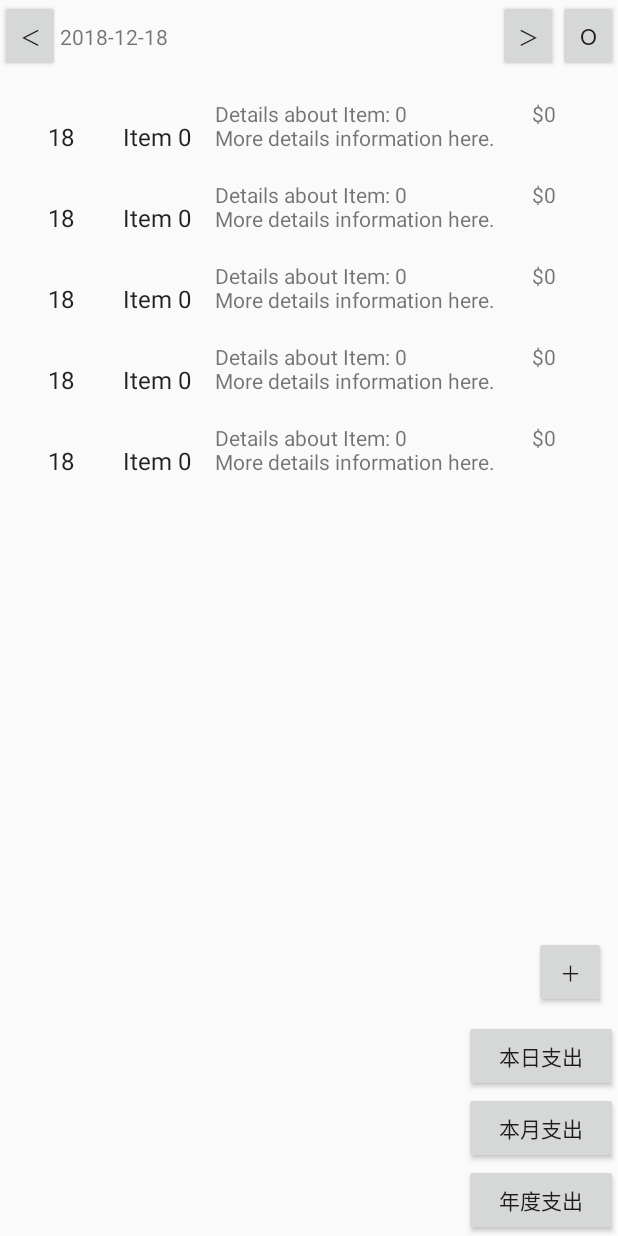
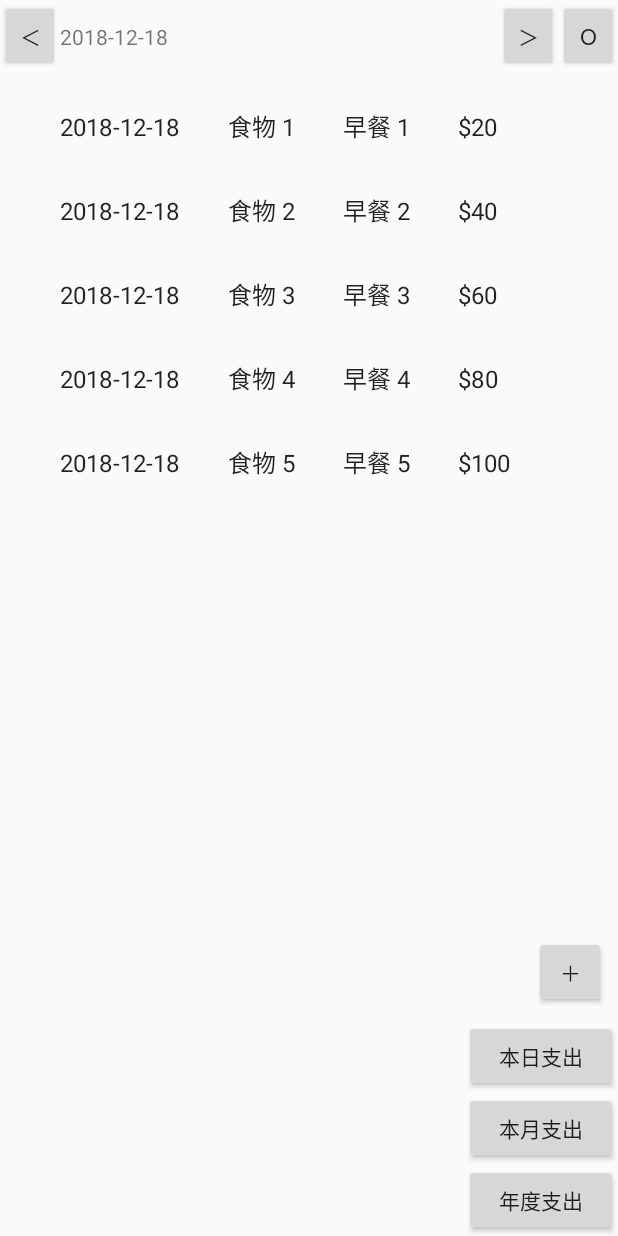
Before and after one commit to C-HaoWu/AccountingBook, an Android app: the screen it shows after launch (MainActivity), on a phone screen of 412 x 824 dp. Run offline under Robolectric (Android 15) with nearby library versions, the phone set to English and light mode, and no system bars.

Commit message:
20181218

```diff
--- a/AccountingBook/app/src/main/AndroidManifest.xml
+++ b/AccountingBook/app/src/main/AndroidManifest.xml
@@ -16,6 +16,7 @@
                 <category android:name="android.intent.category.LAUNCHER" />
             </intent-filter>
         </activity>
+        <activity android:name=".CreatingActivity"></activity>
     </application>
 
 </manifest>
--- a/AccountingBook/app/src/main/java/com/example/hoa/accountingbook/ItemFragment.java
+++ b/AccountingBook/app/src/main/java/com/example/hoa/accountingbook/ItemFragment.java
@@ -30,14 +30,12 @@ public class ItemFragment extends Fragment {
     // TODO: Customize parameters
     private int mColumnCount = 1;
     private OnListFragmentInteractionListener mListener;
-    //public DummyContent mContent;
-
-    //public MyItemRecyclerViewAdapter mAdapter = new MyItemRecyclerViewAdapter(mContent.ITEMS, mListener);
 
     /**
      * Mandatory empty constructor for the fragment manager to instantiate the
      * fragment (e.g. upon screen orientation changes).
      */
+
     public ItemFragment() {
     }
 
@@ -50,6 +48,7 @@ public class ItemFragment extends Fragment {
         fragment.setArguments(args);
         return fragment;
     }
+
 
     @Override
     public void onCreate(Bundle savedInstanceState) {
@@ -75,13 +74,10 @@ public class ItemFragment extends Fragment {
             else {
                 recyclerView.setLayoutManager(new GridLayoutManager(context, mColumnCount));
             }
-            //recyclerView.setAdapter(new MyItemRecyclerViewAdapter(DummyContent.ITEMS, mListener));
+            DummyContent mContent = new DummyContent();
+            recyclerView.setAdapter(new MyItemRecyclerViewAdapter(mContent.ITEMS, mListener));
 
-            DummyContent mContent = new DummyContent();
-            mContent.day = MainActivity.calendar.get(Calendar.DAY_OF_MONTH) ;
-            MyItemRecyclerViewAdapter mAdapter = new MyItemRecyclerViewAdapter(mContent.ITEMS, mListener);
-            recyclerView.setAdapter(mAdapter);
-            mAdapter.notifyDataSetChanged();
+
         }
         String dateToday = String.valueOf(MainActivity.calendar.get(Calendar.YEAR))+"-"+String.valueOf(MainActivity.calendar.get(Calendar.MONTH)+1)+"-"+String.valueOf(MainActivity.calendar.get(Calendar.DAY_OF_MONTH));
         Toast.makeText(getActivity(), "Update" +dateToday , Toast.LENGTH_SHORT).show();
@@ -127,14 +123,4 @@ public class ItemFragment extends Fragment {
         void onListFragmentInteraction(DummyContent.DummyItem item);
     }
 
-    public void updateView() {
-//        TextView article = (TextView) getActivity().findViewById(R.id.article);
-//        article.setText(Ipsum.Articles[position]);
-//        mCurrentPosition = position;
-
-        //mContent = new DummyContent();
-        //mContent.day = item;
-        //mAdapter.notifyDataSetChanged();
-
-    }
 }
--- a/AccountingBook/app/src/main/java/com/example/hoa/accountingbook/MainActivity.java
+++ b/AccountingBook/app/src/main/java/com/example/hoa/accountingbook/MainActivity.java
@@ -1,6 +1,7 @@
 package com.example.hoa.accountingbook;
 
 import android.app.DatePickerDialog;
+import android.content.Intent;
 import android.icu.util.Calendar;
 import android.support.v4.app.FragmentTransaction;
 import android.support.v7.app.AppCompatActivity;
@@ -20,7 +21,9 @@ public class MainActivity extends AppCompatActivity implements ItemFragment.OnLi
     private TextView DATE;
     private Button PREVIOUS_DATE;
     private Button NEXT_DATE;
+    private Button ADD;
     public static Calendar calendar = Calendar.getInstance();
+    public static String dateToday;
     public DummyContent.DummyItem test;
 
 
@@ -49,6 +52,14 @@ public class MainActivity extends AppCompatActivity implements ItemFragment.OnLi
                 setCalendar();
             }
         });
+
+        ADD = (Button) findViewById(R.id.add);
+        ADD.setOnClickListener(new View.OnClickListener() {
+            @Override
+            public void onClick(View v) {
+                startActivity(new Intent(MainActivity.this, CreatingActivity.class));
+            }
+        });
     }
 
     public void datePicker(View v){
@@ -66,39 +77,18 @@ public class MainActivity extends AppCompatActivity implements ItemFragment.OnLi
     }
 
     public void setCalendar(){
-        String dateToday = String.valueOf(calendar.get(Calendar.YEAR))+"-"+String.valueOf(calendar.get(Calendar.MONTH)+1)+"-"+String.valueOf(calendar.get(Calendar.DAY_OF_MONTH));
+        dateToday = String.valueOf(calendar.get(Calendar.YEAR))+"-"+String.valueOf(calendar.get(Calendar.MONTH)+1)+"-"+String.valueOf(calendar.get(Calendar.DAY_OF_MONTH));
         DATE.setText(dateToday); //切換日期
         onListFragmentInteraction(test); //切換Fragment
     }
 
-
     @Override
     public void onListFragmentInteraction(DummyContent.DummyItem item) {
-        ItemFragment itemFrag = (ItemFragment) getSupportFragmentManager().findFragmentById(R.id.fragment);
-
-        if (itemFrag != null) {
-            // If article frag is available, we're in two-pane layout...
-            // Call a method in the ArticleFragment to update its content
-            itemFrag.updateView();
-        }
-        else {
-            // Otherwise, we're in the one-pane layout and must swap frags...
-            // Create fragment and give it an argument for the selected article
-            ItemFragment newFragment = new ItemFragment();
-//            Bundle args = new Bundle();
-//            args.putInt(ItemFragment.ARG_COLUMN_COUNT, item.);
-//            newFragment.setArguments(args);
-
-
-            // Replace whatever is in the fragment_container view with this fragment,
-            // and add the transaction to the back stack so the user can navigate back
-            FragmentTransaction transaction = getSupportFragmentManager().beginTransaction();
-            transaction.replace(R.id.fragment_container, newFragment);
-            transaction.addToBackStack(null);
-
-            // Commit the transaction
-            transaction.commit();
-        }
-
+        //TODO: 刷新List
+        ItemFragment newFragment = new ItemFragment();
+        FragmentTransaction transaction = getSupportFragmentManager().beginTransaction();
+        transaction.replace(R.id.fragment_container, newFragment, "LIST");
+        transaction.addToBackStack(null);
+        transaction.commit();
     }
 }
--- a/AccountingBook/app/src/main/java/com/example/hoa/accountingbook/MyItemRecyclerViewAdapter.java
+++ b/AccountingBook/app/src/main/java/com/example/hoa/accountingbook/MyItemRecyclerViewAdapter.java
@@ -29,15 +29,15 @@ public class MyItemRecyclerViewAdapter extends RecyclerView.Adapter<MyItemRecycl
 
     @Override
     public ViewHolder onCreateViewHolder(ViewGroup parent, int viewType) {
-        View view = LayoutInflater.from(parent.getContext())
-                .inflate(R.layout.fragment_item, parent, false);
+        View view = LayoutInflater.from(parent.getContext()).inflate(R.layout.fragment_item, parent, false);
         return new ViewHolder(view);
     }
 
     @Override
     public void onBindViewHolder(final ViewHolder holder, int position) {
         holder.mItem = mValues.get(position);
-        holder.mIdView.setText(mValues.get(position).id);
+        //holder.mIdView.setText(mValues.get(position).id);
+        holder.mDateView.setText(mValues.get(position).date);
         holder.mContentView.setText(mValues.get(position).content);
         holder.mDetailsView.setText(mValues.get(position).details);
         holder.mCostView.setText(mValues.get(position).cost);
@@ -61,7 +61,8 @@ public class MyItemRecyclerViewAdapter extends RecyclerView.Adapter<MyItemRecycl
 
     public class ViewHolder extends RecyclerView.ViewHolder {
         public final View mView;
-        public final TextView mIdView;
+        //public final TextView mIdView;
+        public final TextView mDateView;
         public final TextView mContentView;
         public final TextView mDetailsView;
         public final TextView mCostView;
@@ -70,7 +71,8 @@ public class MyItemRecyclerViewAdapter extends RecyclerView.Adapter<MyItemRecycl
         public ViewHolder(View view) {
             super(view);
             mView = view;
-            mIdView = (TextView) view.findViewById(R.id.item_number);
+            //mIdView ;= (TextView) view.findViewById(R.id.item_number);
+            mDateView = (TextView) view.findViewById(R.id.item_number);
             mContentView = (TextView) view.findViewById(R.id.content);
             mDetailsView = (TextView) view.findViewById(R.id.details);
             mCostView = (TextView) view.findViewById(R.id.cost);
--- a/AccountingBook/app/src/main/java/com/example/hoa/accountingbook/dummy/DummyContent.java
+++ b/AccountingBook/app/src/main/java/com/example/hoa/accountingbook/dummy/DummyContent.java
@@ -16,46 +16,47 @@ import java.util.Map;
  * TODO: Replace all uses of this class before publishing your app.
  */
 public class DummyContent {
-    public static int day ;
 
     /**
      * An array of sample (dummy) items.
      */
-    public static final List<DummyItem> ITEMS = new ArrayList<DummyItem>();
+    public List<DummyItem> ITEMS = new ArrayList<DummyItem>();
 
     /**
      * A map of sample (dummy) items, by ID.
      */
-    public static final Map<String, DummyItem> ITEM_MAP = new HashMap<String, DummyItem>();
+    public Map<String, DummyItem> ITEM_MAP = new HashMap<String, DummyItem>();
 
-    private static final int COUNT = 5;
-//    private static final int COUNT = day%10;
+    private int COUNT = 5; //資料量
 
-    static {
-        // Add some sample items.
+    // TODO: 建立 List
+    {
         for (int i = 1; i <= COUNT; i++) {
-            addItem(createDummyItem(day));
+            addItem(createDummyItem(i));
         }
     }
 
-    private static void addItem(DummyItem item) {
+    private void addItem(DummyItem item) {
         ITEMS.add(item);
         ITEM_MAP.put(item.id, item);
     }
 
+    // TODO:  抓資料庫內容
     private static DummyItem createDummyItem(int position) {
+        String id = String.valueOf(position); //ID
+        String date = MainActivity.dateToday; //日期
+        if(date == null){
+            date = "2018-12-17";
+        }
+        String content = "食物 " + position; //分類
+        //String details = makeDetails(position); //內容
+        String details = "早餐 " + position; //內容
+        String cost = "$" + position*20; //金額
 
-        int test = MainActivity.calendar.get(Calendar.DAY_OF_MONTH);
-        //String id = String.valueOf(position);
-        String id = String.valueOf(test);
-        String content = "Item " + position;
-        String details = makeDetails(position);
-        String cost = "$" + position;
-
-        return new DummyItem(id, content, details, cost);
+        return new DummyItem(id, date, content, details, cost);
     }
 
-    //TODO: 抓項目
+    // TODO: 可以不用
     private static String makeDetails(int position) {
         StringBuilder builder = new StringBuilder();
         builder.append("Details about Item: ").append(position);
@@ -70,12 +71,14 @@ public class DummyContent {
      */
     public static class DummyItem {
         public final String id;
+        public final String date;
         public final String content;
         public final String details;
         public final String cost;
 
-        public DummyItem(String id, String content, String details, String cost) {
+        public DummyItem(String id, String date, String content, String details, String cost) {
             this.id = id;
+            this.date = date;
             this.content = content;
             this.details = details;
             this.cost = cost;
--- a/AccountingBook/app/src/main/res/layout/activity_main.xml
+++ b/AccountingBook/app/src/main/res/layout/activity_main.xml
@@ -75,19 +75,7 @@
         app:layout_constraintStart_toStartOf="parent"
         app:layout_constraintTop_toBottomOf="@+id/linearLayout">
 
-        <fragment
-            android:id="@+id/fragment"
-            android:name="com.example.hoa.accountingbook.ItemFragment"
-            android:layout_width="match_parent"
-            android:layout_height="match_parent"
-            android:layout_marginStart="8dp"
-            android:layout_marginTop="8dp"
-            android:layout_marginEnd="8dp"
-            android:layout_marginBottom="8dp"
-            app:layout_constraintBottom_toTopOf="@+id/linearLayout2"
-            app:layout_constraintEnd_toEndOf="parent"
-            app:layout_constraintStart_toStartOf="parent"
-            app:layout_constraintTop_toBottomOf="@+id/linearLayout" />
+
     </FrameLayout>
 
     <LinearLayout
--- a/AccountingBook/app/src/main/res/layout/fragment_item.xml
+++ b/AccountingBook/app/src/main/res/layout/fragment_item.xml
@@ -22,11 +22,13 @@
         android:id="@+id/details"
         android:layout_width="wrap_content"
         android:layout_height="wrap_content"
-        android:layout_weight="1" />
+        android:layout_margin="@dimen/text_margin"
+        android:textAppearance="?attr/textAppearanceListItem"  />
 
     <TextView
         android:id="@+id/cost"
         android:layout_width="wrap_content"
         android:layout_height="wrap_content"
-        android:layout_weight="1" />
+        android:layout_margin="@dimen/text_margin"
+        android:textAppearance="?attr/textAppearanceListItem"  />
 </LinearLayout>
--- a/AccountingBook/app/src/main/res/layout/fragment_item_list.xml
+++ b/AccountingBook/app/src/main/res/layout/fragment_item_list.xml
@@ -10,4 +10,6 @@
     android:layout_marginRight="16dp"
     app:layoutManager="LinearLayoutManager"
     tools:context=".ItemFragment"
-    tools:listitem="@layout/fragment_item" />
+    tools:listitem="@layout/fragment_item">
+
+</android.support.v7.widget.RecyclerView>
```
Also changed, not shown: AccountingBook/app/src/main/java/com/example/hoa/accountingbook/BusinessRules.java (added, +18 -0 lines), AccountingBook/app/src/main/java/com/example/hoa/accountingbook/CreatingActivity.java (added, +85 -0 lines), AccountingBook/app/src/main/res/layout/activity_creating.xml (added, +199 -0 lines).
